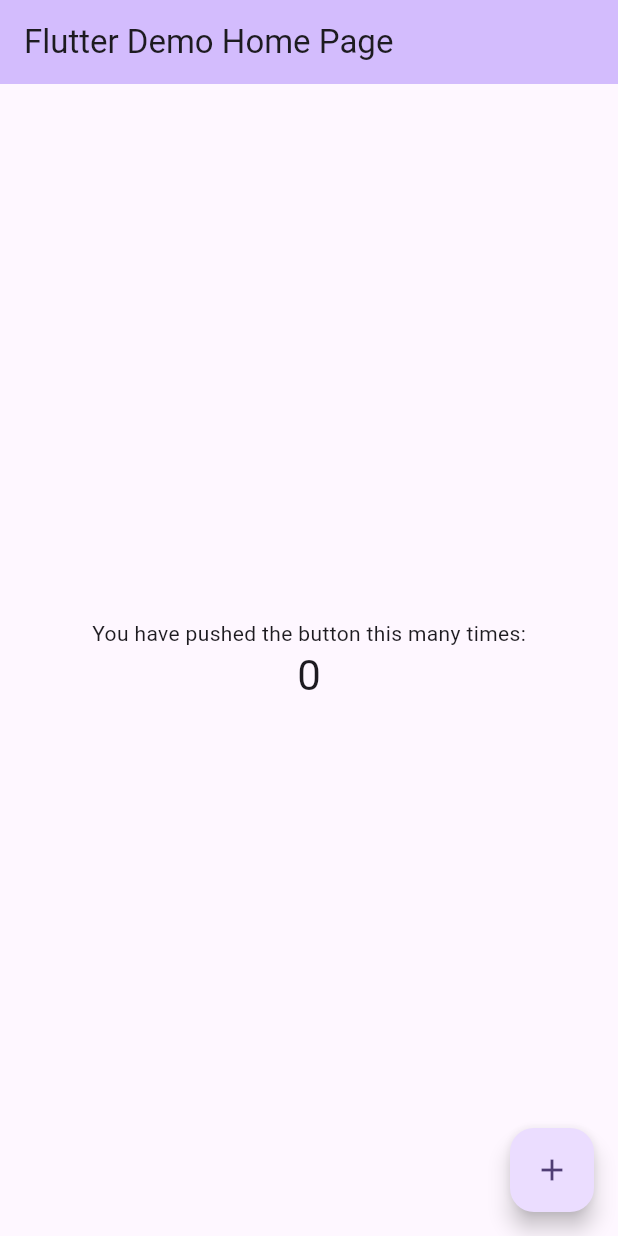
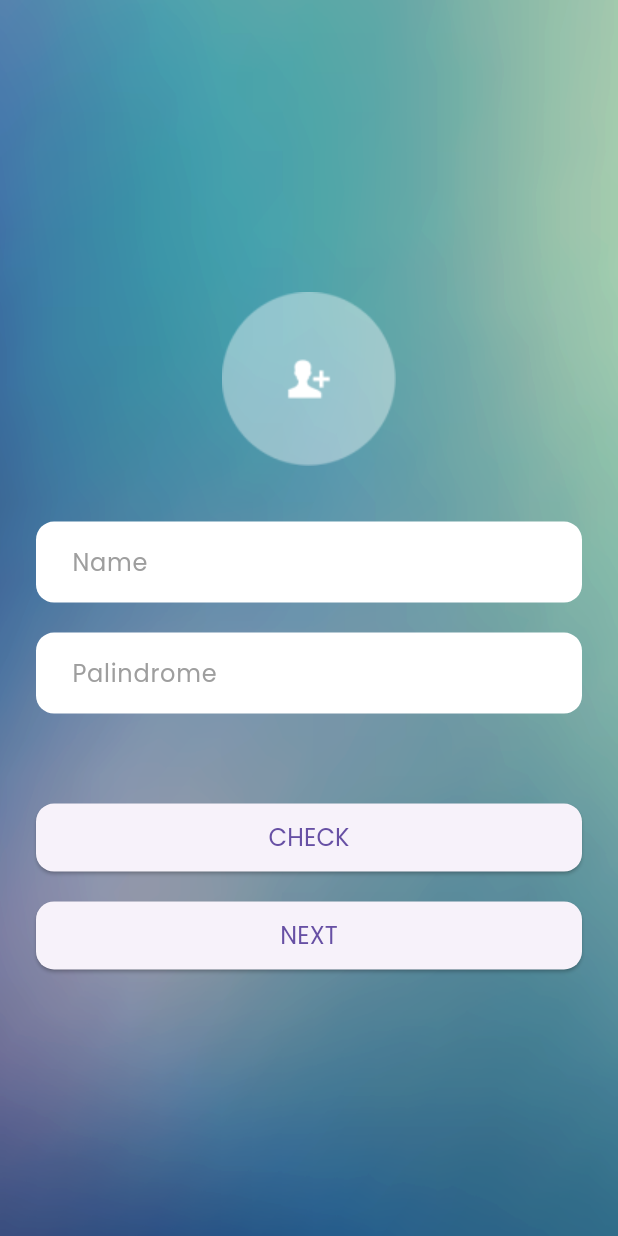
Before and after one commit to rosaaurelia/suitmedia_rosa, a Flutter app: the screen it shows after launch, on a phone screen of 412 x 824 dp. Run offline on Flutter 3.47's test engine with Material 3 defaults, Android fonts, the phone set to English and light mode, and no system bars; our stand-ins replace get; network calls fail.

Commit message:
first_screen

```diff
--- a/lib/main.dart
+++ b/lib/main.dart
@@ -1,4 +1,6 @@
 import 'package:flutter/material.dart';
+import 'package:get/route_manager.dart';
+import 'package:suitmedia_rosa/screens/first_screen.dart';
 
 void main() {
   runApp(const MyApp());
@@ -7,116 +9,13 @@ void main() {
 class MyApp extends StatelessWidget {
   const MyApp({super.key});
 
-  // This widget is the root of your application.
   @override
   Widget build(BuildContext context) {
-    return MaterialApp(
-      title: 'Flutter Demo',
-      theme: ThemeData(
-        // This is the theme of your application.
-        //
-        // TRY THIS: Try running your application with "flutter run". You'll see
-        // the application has a purple toolbar. Then, without quitting the app,
-        // try changing the seedColor in the colorScheme below to Colors.green
-        // and then invoke "hot reload" (save your changes or press the "hot
-        // reload" button in a Flutter-supported IDE, or press "r" if you used
-        // the command line to start the app).
-        //
-        // Notice that the counter didn't reset back to zero; the application
-        // state is not lost during the reload. To reset the state, use hot
-        // restart instead.
-        //
-        // This works for code too, not just values: Most code changes can be
-        // tested with just a hot reload.
-        colorScheme: ColorScheme.fromSeed(seedColor: Colors.deepPurple),
-      ),
-      home: const MyHomePage(title: 'Flutter Demo Home Page'),
+    return GetMaterialApp(
+      title: 'Suitmedia Rosa',
+      theme: ThemeData(fontFamily: 'Poppins'),
+      home: FirstScreen(),
+      debugShowCheckedModeBanner: false,
     );
   }
 }
-
-class MyHomePage extends StatefulWidget {
-  const MyHomePage({super.key, required this.title});
-
-  // This widget is the home page of your application. It is stateful, meaning
-  // that it has a State object (defined below) that contains fields that affect
-  // how it looks.
-
-  // This class is the configuration for the state. It holds the values (in this
-  // case the title) provided by the parent (in this case the App widget) and
-  // used by the build method of the State. Fields in a Widget subclass are
-  // always marked "final".
-
-  final String title;
-
-  @override
-  State<MyHomePage> createState() => _MyHomePageState();
-}
-
-class _MyHomePageState extends State<MyHomePage> {
-  int _counter = 0;
-
-  void _incrementCounter() {
-    setState(() {
-      // This call to setState tells the Flutter framework that something has
-      // changed in this State, which causes it to rerun the build method below
-      // so that the display can reflect the updated values. If we changed
-      // _counter without calling setState(), then the build method would not be
-      // called again, and so nothing would appear to happen.
-      _counter++;
-    });
-  }
-
-  @override
-  Widget build(BuildContext context) {
-    // This method is rerun every time setState is called, for instance as done
-    // by the _incrementCounter method above.
-    //
-    // The Flutter framework has been optimized to make rerunning build methods
-    // fast, so that you can just rebuild anything that needs updating rather
-    // than having to individually change instances of widgets.
-    return Scaffold(
-      appBar: AppBar(
-        // TRY THIS: Try changing the color here to a specific color (to
-        // Colors.amber, perhaps?) and trigger a hot reload to see the AppBar
-        // change color while the other colors stay the same.
-        backgroundColor: Theme.of(context).colorScheme.inversePrimary,
-        // Here we take the value from the MyHomePage object that was created by
-        // the App.build method, and use it to set our appbar title.
-        title: Text(widget.title),
-      ),
-      body: Center(
-        // Center is a layout widget. It takes a single child and positions it
-        // in the middle of the parent.
-        child: Column(
-          // Column is also a layout widget. It takes a list of children and
-          // arranges them vertically. By default, it sizes itself to fit its
-          // children horizontally, and tries to be as tall as its parent.
-          //
-          // Column has various properties to control how it sizes itself and
-          // how it positions its children. Here we use mainAxisAlignment to
-          // center the children vertically; the main axis here is the vertical
-          // axis because Columns are vertical (the cross axis would be
-          // horizontal).
-          //
-          // TRY THIS: Invoke "debug painting" (choose the "Toggle Debug Paint"
-          // action in the IDE, or press "p" in the console), to see the
-          // wireframe for each widget.
-          mainAxisAlignment: MainAxisAlignment.center,
-          children: <Widget>[
-            const Text('You have pushed the button this many times:'),
-            Text(
-              '$_counter',
-              style: Theme.of(context).textTheme.headlineMedium,
-            ),
-          ],
-        ),
-      ),
-      floatingActionButton: FloatingActionButton(
-        onPressed: _incrementCounter,
-        tooltip: 'Increment',
-        child: const Icon(Icons.add),
-      ), // This trailing comma makes auto-formatting nicer for build methods.
-    );
-  }
-}
--- /dev/null
+++ b/lib/models/app_model.dart
@@ -0,0 +1,19 @@
+class UserModel {
+  final String email, firstName, lastName, avatar;
+
+  UserModel({
+    required this.email,
+    required this.firstName,
+    required this.lastName,
+    required this.avatar,
+  });
+
+  factory UserModel.fromJson(Map<String, dynamic> json) {
+    return UserModel(
+      email: json['email'],
+      firstName: json['first_name'],
+      lastName: json['last_name'],
+      avatar: json['avatar'],
+    );
+  }
+}
--- /dev/null
+++ b/lib/screens/first_screen.dart
@@ -0,0 +1,138 @@
+import 'package:flutter/material.dart';
+import 'package:get/get.dart';
+import 'package:suitmedia_rosa/controllers/app_controller.dart';
+import 'package:suitmedia_rosa/screens/second_screen.dart';
+
+class FirstScreen extends StatelessWidget {
+  // const FirstScreen({super.key});
+
+  final name = TextEditingController();
+  final palindrome = TextEditingController();
+  final controller = Get.put(AppController());
+
+  @override
+  Widget build(BuildContext context) {
+    return Scaffold(
+      body: Container(
+        width: double.infinity,
+        height: double.infinity,
+        decoration: BoxDecoration(
+          image: DecorationImage(
+            image: AssetImage('assets/images/background.png'),
+            fit: BoxFit.fill,
+          ),
+        ),
+        padding: const EdgeInsets.symmetric(horizontal: 24),
+        child: Column(
+          mainAxisAlignment: MainAxisAlignment.center,
+          children: [
+            Image.asset('assets/images/ic_photo.png', width: 150, height: 150),
+            SizedBox(height: 20),
+
+            TextField(
+              controller: name,
+              decoration: InputDecoration(
+                border: OutlineInputBorder(
+                  borderRadius: BorderRadius.circular(12),
+                  borderSide: BorderSide.none,
+                ),
+                hintText: 'Name',
+                hintStyle: TextStyle(color: Colors.grey),
+                fillColor: Colors.white,
+                filled: true,
+                contentPadding: EdgeInsets.symmetric(
+                  horizontal: 20,
+                  vertical: 15,
+                ),
+              ),
+            ),
+            SizedBox(height: 20),
+
+            TextField(
+              controller: palindrome,
+              decoration: InputDecoration(
+                border: OutlineInputBorder(
+                  borderRadius: BorderRadius.circular(12),
+                  borderSide: BorderSide.none,
+                ),
+                hintText: 'Palindrome',
+                hintStyle: TextStyle(color: Colors.grey),
+                fillColor: Colors.white,
+                filled: true,
+                contentPadding: EdgeInsets.symmetric(
+                  horizontal: 20,
+                  vertical: 15,
+                ),
+              ),
+            ),
+            SizedBox(height: 60),
+
+            SizedBox(
+              width: double.infinity,
+              height: context.mediaQuery.size.height * 0.055,
+              child: ElevatedButton(
+                onPressed: () {
+                  final input = palindrome.text.trim(); // null safety check
+
+                  if (input.isEmpty) {
+                    Get.snackbar("Error", "Input tidak boleh kosong");
+                    return;
+                  }
+
+                  final result = controller.isPalindrome(input);
+
+                  Get.dialog(
+                    AlertDialog(
+                      title: Text("Result"),
+                      content: Text(
+                        result
+                            ? "Teks tersebut merupakan rangkaian kata Palindrome"
+                            : "Teks tersebut bukan rangkaian kata Palindrome",
+                      ),
+                      actions: [
+                        TextButton(
+                          onPressed: () => Get.back(),
+                          child: Text("OK"),
+                        ),
+                      ],
+                    ),
+                  );
+                },
+                style: ElevatedButton.styleFrom(
+                  shape: RoundedRectangleBorder(
+                    borderRadius: BorderRadius.circular(12),
+                  ),
+                ),
+                child: const Text('CHECK', style: TextStyle(fontSize: 16)),
+              ),
+            ),
+
+            SizedBox(height: 20),
+
+            SizedBox(
+              width: double.infinity,
+              height: context.mediaQuery.size.height * 0.055,
+              child: ElevatedButton(
+                onPressed: () {
+                  if (name.text.isEmpty) {
+                    Get.snackbar("Error", "Name cannot be empty");
+                    return;
+                  }
+
+                  controller.name.value = name.text;
+                  Get.to(() => SecondScreen());
+                },
+                style: ElevatedButton.styleFrom(
+                  shape: RoundedRectangleBorder(
+                    borderRadius: BorderRadius.circular(12),
+                  ),
+                ),
+                child: Text('NEXT', style: TextStyle(fontSize: 16)),
+              ),
+            ),
+          ],
+        ),
+      ),
+    );
+  }
+}
```
Also changed, not shown: lib/controllers/app_controller.dart (added, +53 -0 lines), lib/screens/second_screen.dart (added, +24 -0 lines), lib/screens/third_screen.dart (added, +13 -0 lines), pubspec.yaml (+11 -69 lines), assets/fonts/Poppins-Regular.ttf (added), assets/images/3-image 1.png (added), assets/images/background.png (added), assets/images/ic_photo.png (added), pubspec.lock.
